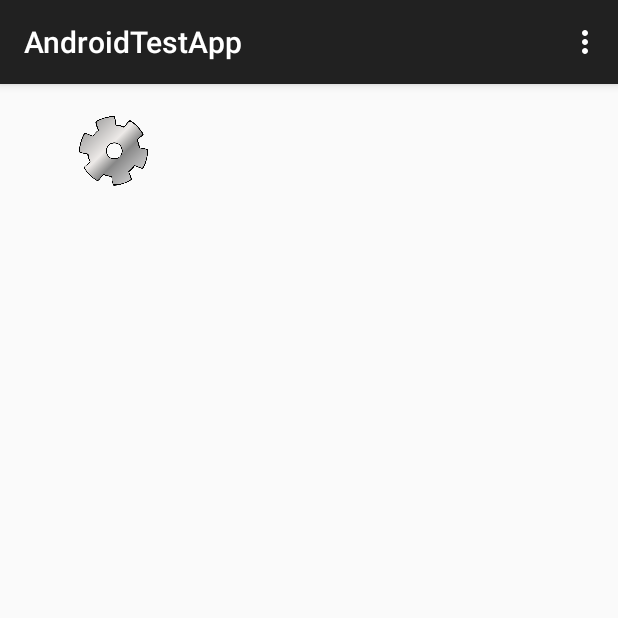
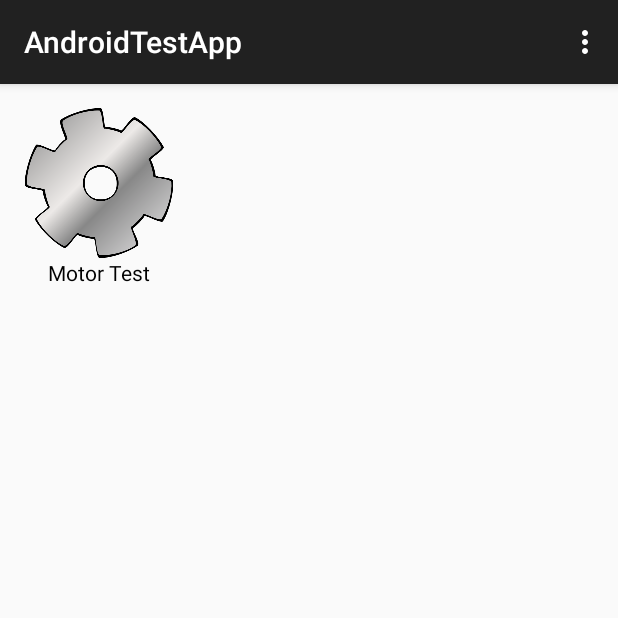
Before and after one commit to krb121693/AndroidTestApp, an Android app: the screen it shows after launch (MainActivity), on a phone screen of 412 x 824 dp, the top half of it. Run offline under Robolectric (Android 15) with nearby library versions, the phone set to English and light mode, and no system bars.

Commit message:
Added Motor Test test_selector

```diff
--- a/app/src/main/java/com/iconfitness/testing/androidtestapp/MainActivity.java
+++ b/app/src/main/java/com/iconfitness/testing/androidtestapp/MainActivity.java
@@ -20,60 +20,7 @@ public class MainActivity extends ActionBarActivity {
     protected void onCreate(Bundle savedInstanceState) {
         super.onCreate(savedInstanceState);
         setContentView(R.layout.activity_main);
-
-        GridView gridview = (GridView) findViewById(R.id.test_selector_gridview);
-        gridview.setAdapter(new ImageAdapter(this));
-
-        gridview.setOnItemClickListener(new AdapterView.OnItemClickListener() {
-            public void onItemClick(AdapterView<?> parent, View v,
-                                    int position, long id) {
-                Toast.makeText(MainActivity.this, "" + position,
-                        Toast.LENGTH_SHORT).show();
-            }
-        });
     }
-
-    public class ImageAdapter extends BaseAdapter {
-        private Context mContext;
-        public ImageAdapter(Context c) {
-            mContext = c;
-        }
-
-        public int getCount() {
-            return mThumbIds.length;
-        }
-
-        public Object getItem(int position) {
-            return null;
-        }
-
-        public long getItemId(int position) {
-            return 0;
-        }
-
-        // create a new ImageView for each item referenced by the Adapter
-        public View getView(int position, View convertView, ViewGroup parent) {
-            ImageView imageView;
-            if (convertView == null) {
-                // if it's not recycled, initialize some attributes
-                imageView = new ImageView(mContext);
-                imageView.setLayoutParams(new GridView.LayoutParams(85, 85));
-                imageView.setScaleType(ImageView.ScaleType.CENTER_CROP);
-                imageView.setPadding(8, 8, 8, 8);
-            } else {
-                imageView = (ImageView) convertView;
-            }
-
-            imageView.setImageResource(mThumbIds[position]);
-            return imageView;
-        }
-
-        // references to our images
-        private Integer[] mThumbIds = {
-                R.drawable.motor_test_image
-        };
-    }
-
 
     @Override
     public boolean onCreateOptionsMenu(Menu menu) {
@@ -96,4 +43,5 @@ public class MainActivity extends ActionBarActivity {
 
         return super.onOptionsItemSelected(item);
     }
+
 }
--- a/app/src/main/res/layout/fragment_main.xml
+++ b/app/src/main/res/layout/fragment_main.xml
@@ -5,6 +5,36 @@
     android:paddingTop="@dimen/activity_vertical_margin"
     android:paddingBottom="@dimen/activity_vertical_margin" tools:context=".MainActivityFragment">
 
+    <RelativeLayout
+        android:layout_width="100dp"
+        android:layout_height="wrap_content">
+
+        <RelativeLayout
+            android:id="@+id/gridview"
+            android:layout_width="wrap_content"
+            android:layout_height="wrap_content"
+            android:layout_alignParentTop="true">
+            <ImageView
+                android:layout_width="100dp"
+                android:layout_height="100dp"
+                android:src="@drawable/motor_test_image"/>
+        </RelativeLayout>
+
+        <RelativeLayout
+            android:id="@+id/footer"
+            android:layout_width="match_parent"
+            android:layout_height="50dp"
+            android:layout_below="@+id/gridview"
+            android:gravity="center_horizontal">
+            <TextView
+                android:layout_width="wrap_content"
+                android:layout_height="fill_parent"
+                android:text="Motor Test"
+                android:textColor="#000000"
+                android:textAlignment="center"/>
+        </RelativeLayout>
+    </RelativeLayout>
+    <!--
     <GridView
         android:id="@+id/test_selector_gridview"
         android:layout_width="match_parent"
@@ -15,4 +45,5 @@
         android:horizontalSpacing="10dp"
         android:stretchMode="columnWidth"
         android:gravity="center"/>
+    -->
 </RelativeLayout>
```
